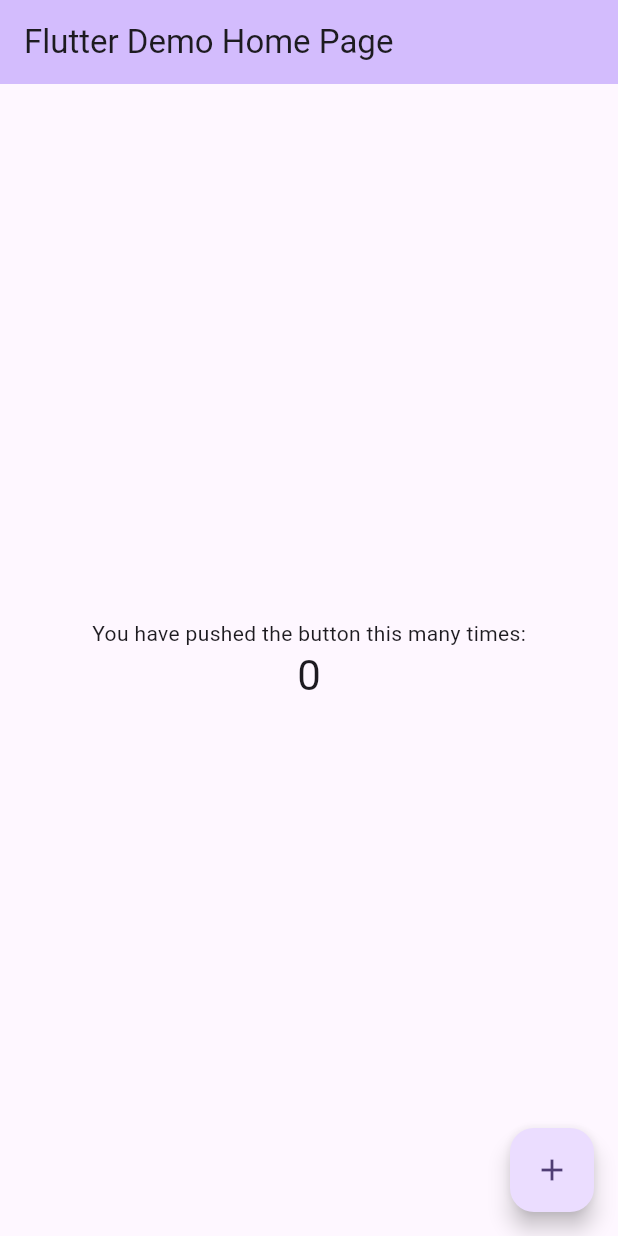
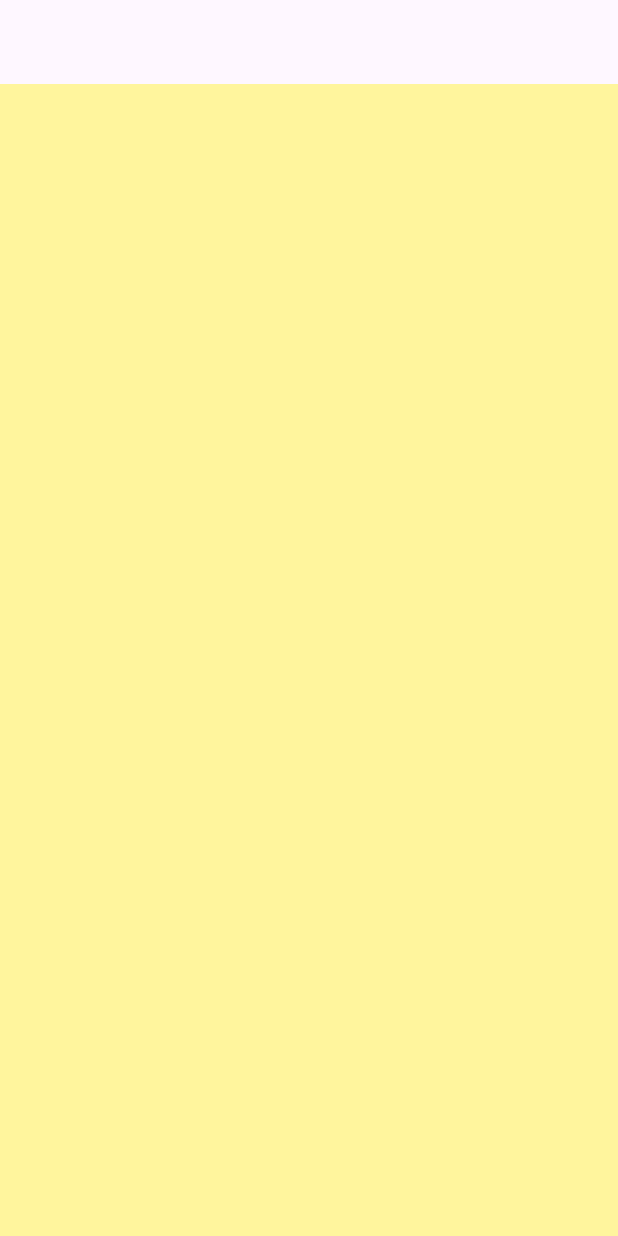
Before and after one commit to AbhiramKrishnaM/Flutter-Todo, a Flutter app: the screen it shows after launch, on a phone screen of 412 x 824 dp. Run offline on Flutter 3.47's test engine with Material 3 defaults, Android fonts, the phone set to English and light mode, and no system bars.

Commit message:
added first page

```diff
--- a/lib/main.dart
+++ b/lib/main.dart
@@ -1,4 +1,7 @@
+// ignore_for_file: prefer_const_constructors
+
 import 'package:flutter/material.dart';
+import 'package:flutter_todo_application/pages/home.dart';
 
 void main() {
   runApp(const MyApp());
@@ -10,60 +13,9 @@ class MyApp extends StatelessWidget {
   @override
   Widget build(BuildContext context) {
     return MaterialApp(
-      title: 'Flutter Demo',
-      theme: ThemeData(
-        colorScheme: ColorScheme.fromSeed(seedColor: Colors.deepPurple),
-        useMaterial3: true,
-      ),
-      home: const MyHomePage(title: 'Flutter Demo Home Page'),
+      debugShowCheckedModeBanner: false,
+      home: HomePage(),
+      theme: ThemeData(primarySwatch: Colors.yellow),
     );
   }
 }
-
-class MyHomePage extends StatefulWidget {
-  const MyHomePage({super.key, required this.title});
-
-  final String title;
-
-  @override
-  State<MyHomePage> createState() => _MyHomePageState();
-}
-
-class _MyHomePageState extends State<MyHomePage> {
-  int _counter = 0;
-
-  void _incrementCounter() {
-    setState(() {
-      _counter++;
-    });
-  }
-
-  @override
-  Widget build(BuildContext context) {
-    return Scaffold(
-      appBar: AppBar(
-        backgroundColor: Theme.of(context).colorScheme.inversePrimary,
-        title: Text(widget.title),
-      ),
-      body: Center(
-        child: Column(
-          mainAxisAlignment: MainAxisAlignment.center,
-          children: <Widget>[
-            const Text(
-              'You have pushed the button this many times:',
-            ),
-            Text(
-              '$_counter',
-              style: Theme.of(context).textTheme.headlineMedium,
-            ),
-          ],
-        ),
-      ),
-      floatingActionButton: FloatingActionButton(
-        onPressed: _incrementCounter,
-        tooltip: 'Increment',
-        child: const Icon(Icons.add),
-      ),
-    );
-  }
-}
--- /dev/null
+++ b/lib/pages/home.dart
@@ -0,0 +1,18 @@
+import "package:flutter/material.dart";
+
+class HomePage extends StatefulWidget {
+  const HomePage({super.key});
+
+  @override
+  State<HomePage> createState() => _HomePageState();
+}
+
+class _HomePageState extends State<HomePage> {
+  @override
+  Widget build(BuildContext context) {
+    return Scaffold(
+      backgroundColor: Colors.yellow[200],
+      appBar: AppBar(),
+    );
+  }
+}
```
